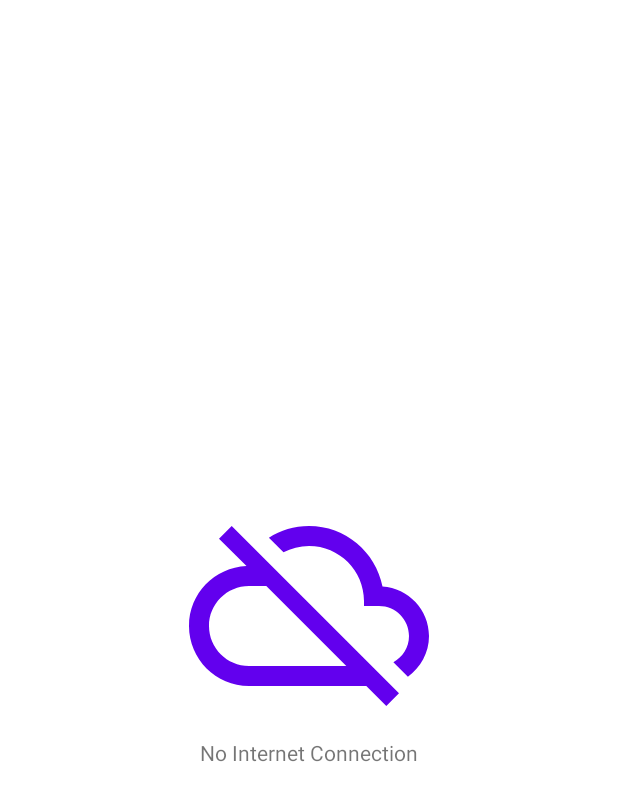
After one commit to naufalfachrian/awesome-app, an Android app: the layout item_no_internet_connection.xml on its own in the app's theme, with its tools: preview values and no code run, on a phone screen of 412 x 824 dp. The commit adds this screen. Shown: the top 801 px of the screen. Run offline under Robolectric (Android 15) with nearby library versions, the phone set to English and light mode, and no system bars.

Commit message:
Show no internet connection

```diff
--- a/app/src/main/AndroidManifest.xml
+++ b/app/src/main/AndroidManifest.xml
@@ -3,6 +3,7 @@
     package="com.naufalfachrian.awesomeapp">
 
     <uses-permission android:name="android.permission.INTERNET"/>
+    <uses-permission android:name="android.permission.ACCESS_NETWORK_STATE" />
 
     <application
         android:allowBackup="true"
--- a/app/src/main/java/com/naufalfachrian/awesomeapp/utils/datasources/PexelsCuratedPagingDataSource.kt
+++ b/app/src/main/java/com/naufalfachrian/awesomeapp/utils/datasources/PexelsCuratedPagingDataSource.kt
@@ -21,6 +21,7 @@ class PexelsCuratedPagingDataSource : RxPagingSource<Int, PexelsPhoto>() {
         return PexelsApiService.instance.fetchCuratedPhotos(pageNumberToLoad, params.loadSize)
             .subscribeOn(Schedulers.io())
             .map<LoadResult<Int, PexelsPhoto>> { response -> LoadResult.Page(response.photos, null, response.page + 1) }
+            .onErrorReturn { error -> LoadResult.Error(error) }
             .singleOrError()
     }
 
--- /dev/null
+++ b/app/src/main/res/drawable/ic_baseline_cloud_off_24.xml
@@ -0,0 +1,10 @@
+<vector xmlns:android="http://schemas.android.com/apk/res/android"
+    android:width="24dp"
+    android:height="24dp"
+    android:viewportWidth="24"
+    android:viewportHeight="24"
+    android:tint="@color/purple_500">
+  <path
+      android:fillColor="@android:color/white"
+      android:pathData="M19.35,10.04C18.67,6.59 15.64,4 12,4c-1.48,0 -2.85,0.43 -4.01,1.17l1.46,1.46C10.21,6.23 11.08,6 12,6c3.04,0 5.5,2.46 5.5,5.5v0.5H19c1.66,0 3,1.34 3,3 0,1.13 -0.64,2.11 -1.56,2.62l1.45,1.45C23.16,18.16 24,16.68 24,15c0,-2.64 -2.05,-4.78 -4.65,-4.96zM3,5.27l2.75,2.74C2.56,8.15 0,10.77 0,14c0,3.31 2.69,6 6,6h11.73l2,2L21,20.73 4.27,4 3,5.27zM7.73,10l8,8H6c-2.21,0 -4,-1.79 -4,-4s1.79,-4 4,-4h1.73z"/>
+</vector>
--- /dev/null
+++ b/app/src/main/res/layout/item_no_internet_connection.xml
@@ -0,0 +1,33 @@
+<?xml version="1.0" encoding="utf-8"?>
+<layout xmlns:android="http://schemas.android.com/apk/res/android">
+
+    <androidx.constraintlayout.widget.ConstraintLayout xmlns:app="http://schemas.android.com/apk/res-auto"
+        android:layout_width="match_parent"
+        android:layout_height="match_parent">
+
+        <ImageView
+            android:id="@+id/imageView2"
+            android:layout_width="160dp"
+            android:layout_height="160dp"
+            android:layout_marginStart="16dp"
+            android:layout_marginEnd="16dp"
+            android:layout_marginBottom="16dp"
+            app:layout_constraintBottom_toBottomOf="parent"
+            app:layout_constraintEnd_toEndOf="parent"
+            app:layout_constraintStart_toStartOf="parent"
+            app:layout_constraintTop_toTopOf="parent"
+            app:srcCompat="@drawable/ic_baseline_cloud_off_24" />
+
+        <TextView
+            android:id="@+id/textView7"
+            android:layout_width="wrap_content"
+            android:layout_height="wrap_content"
+            android:layout_marginStart="16dp"
+            android:layout_marginTop="8dp"
+            android:layout_marginEnd="16dp"
+            android:text="No Internet Connection"
+            app:layout_constraintEnd_toEndOf="parent"
+            app:layout_constraintStart_toStartOf="parent"
+            app:layout_constraintTop_toBottomOf="@+id/imageView2" />
+    </androidx.constraintlayout.widget.ConstraintLayout>
+</layout>
```
Also changed, not shown: app/src/main/java/com/naufalfachrian/awesomeapp/features/pexels_curated/PexelsCuratedActivity.kt (+21 -0 lines), app/src/main/java/com/naufalfachrian/awesomeapp/utils/adapter/NoInternetConnectionAdapter.kt (added, +25 -0 lines).
